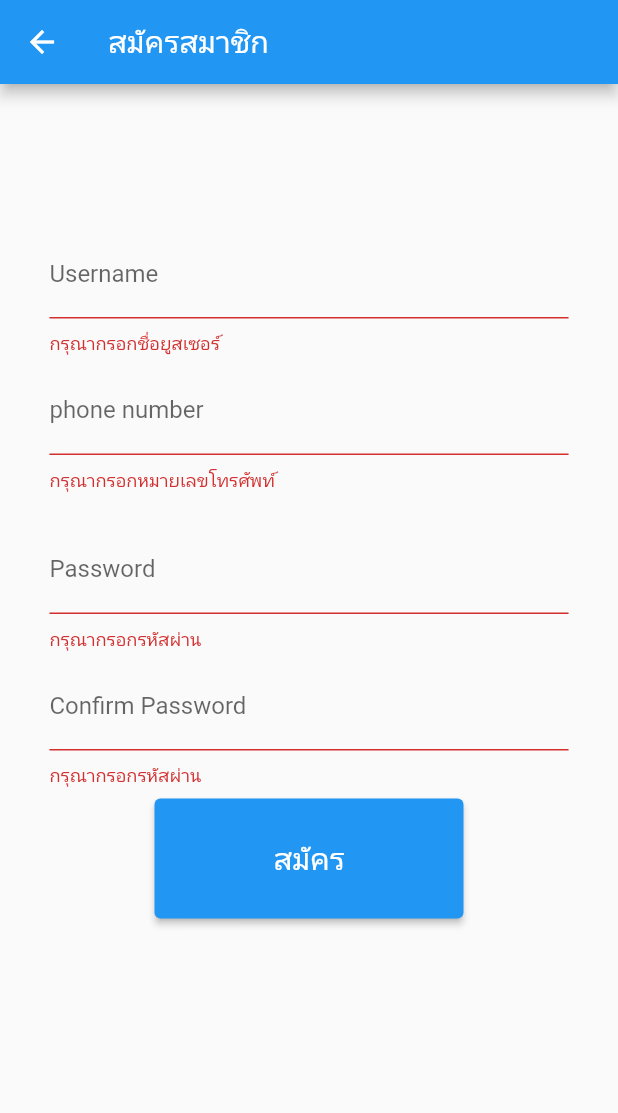
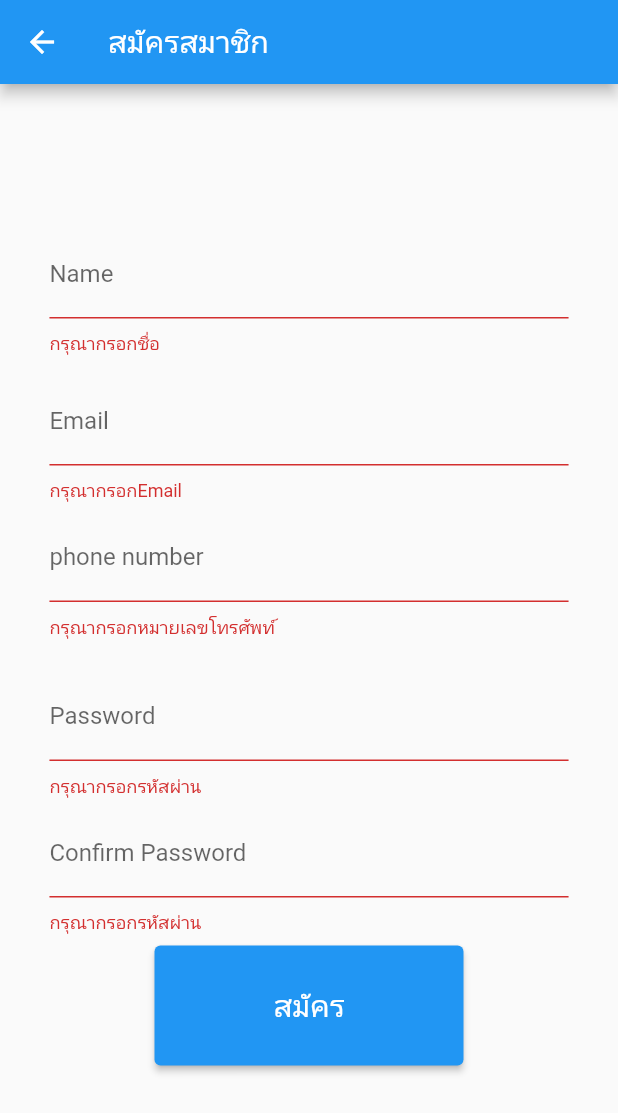
Before and after one commit to must000/BarberApp, a Flutter app: the RegisterUser screen opened by its route, after a tap on "สมัคร", on a phone screen of 412 x 824 dp. Shown: the top 1113 px of the screen. Run offline on Flutter 3.47's test engine with Material 2 defaults, Android fonts, the phone set to English and light mode, and no system bars; our stand-ins replace firebase_auth, firebase_core, font_awesome_flutter, google_sign_in; missing offline and left inert: flutter_facebook_auth; accounts and stored records are empty; network calls fail.

Commit message:
update5 emaillogin

```diff
--- a/lib/pages/registeruser.dart
+++ b/lib/pages/registeruser.dart
@@ -1,3 +1,6 @@
+import 'package:barber/Constant/route_cn.dart';
+import 'package:firebase_auth/firebase_auth.dart';
+import 'package:firebase_core/firebase_core.dart';
 import 'package:flutter/material.dart';
 
 class RegisterUser extends StatefulWidget {
@@ -9,15 +12,17 @@ class RegisterUser extends StatefulWidget {
 
 class _RegisterUserState extends State<RegisterUser> {
   final formKey = GlobalKey<FormState>();
+   TextEditingController nameController = TextEditingController();
   TextEditingController userController = TextEditingController();
   TextEditingController phoneController = TextEditingController();
   TextEditingController passwordController = TextEditingController();
+  PhoneAuthCredential? phoneCredential;
   @override
   Widget build(BuildContext context) {
     double size = MediaQuery.of(context).size.width;
     return Scaffold(
       appBar: AppBar(
-        title: Text("สมัครสมาชิก"),
+        title: const Text("สมัครสมาชิก"),
       ),
       body: GestureDetector(
         behavior: HitTestBehavior.opaque,
@@ -36,12 +41,34 @@ class _RegisterUserState extends State<RegisterUser> {
                   child: TextFormField(
                     validator: (value) {
                       if (value!.isEmpty) {
-                        return "กรุณากรอกชื่อยูสเซอร์";
+                        return "กรุณากรอกชื่อ";
+                      } else {}
+                    },
+                    controller: nameController,
+                    keyboardType: TextInputType.name,
+                    decoration: InputDecoration(
+                      labelText: "Name",
+                      enabledBorder: OutlineInputBorder(
+                        borderRadius: BorderRadius.circular(10),
+                      ),
+                      focusedBorder: OutlineInputBorder(
+                          borderRadius: BorderRadius.circular(10)),
+                    ),
+                  ),
+                ),
+                Container(
+                  margin: EdgeInsets.only(
+                      top: 15, left: size * 0.08, right: size * 0.08),
+                  child: TextFormField(
+                    validator: (value) {
+                      if (value!.isEmpty) {
+                        return "กรุณากรอกEmail";
                       } else {}
                     },
                     controller: userController,
+                    keyboardType: TextInputType.emailAddress,
                     decoration: InputDecoration(
-                      labelText: "Username",
+                      labelText: "Email",
                       enabledBorder: OutlineInputBorder(
                         borderRadius: BorderRadius.circular(10),
                       ),
@@ -98,7 +125,9 @@ class _RegisterUserState extends State<RegisterUser> {
                     validator: (value) {
                       if (value!.isEmpty) {
                         return "กรุณากรอกรหัสผ่าน";
-                      } else {}
+                      } else if (value != passwordController.text) {
+                        return "กรุณากรอกรหัสผ่านให้ตรงกัน";
+                      }
                     },
                     decoration: InputDecoration(
                       labelText: "Confirm Password",
@@ -110,13 +139,13 @@ class _RegisterUserState extends State<RegisterUser> {
                     ),
                   ),
                 ),
-                Container(
+                SizedBox(
                     width: size * 0.5,
                     height: 80,
                     child: ElevatedButton(
                         onPressed: () {
                           if (formKey.currentState!.validate()) {
-                            print('success $userController $phoneController $passwordController');
+                            registerFirebase();
                           }
                         },
                         child: const Text(
@@ -130,4 +159,17 @@ class _RegisterUserState extends State<RegisterUser> {
       ),
     );
   }
+
+  Future<Null> registerFirebase() async {
+    await Firebase.initializeApp().then((value) async {
+      await FirebaseAuth.instance
+          .createUserWithEmailAndPassword(
+              email: userController.text, password: passwordController.text)
+          .then((value) async {
+        await value.user!.updateDisplayName(nameController.text);
+        print("สมัครแล้ว $value");
+        Navigator.pop(context);
+      });
+    });
+  }
 }
--- a/lib/pages/reservation_detail_user.dart
+++ b/lib/pages/reservation_detail_user.dart
@@ -30,10 +30,10 @@ class _ReservationDetailUserState extends State<ReservationDetailUser> {
                   width: size * 0.6,
                   child: ListView.builder(
                     shrinkWrap: true, //    <-- Set this to true
-                    physics: ScrollPhysics(),
+                    physics: const ScrollPhysics(),
                     itemBuilder: (context, index) {
                       return Row(
-                        children: [Text("ตัดผม"), Text("50 บาท")],
+                        children: const [Text("ตัดผม"), Text("50 บาท")],
                         mainAxisAlignment: MainAxisAlignment.spaceBetween,
                       );
                     },
```
Also changed, not shown: lib/pages/haircut_user.dart (+76 -31 lines), lib/pages/login.dart (+46 -12 lines), lib/pages/other_user.dart (+5 -5 lines), lib/provider/myproviders.dart (+15 -17 lines).
